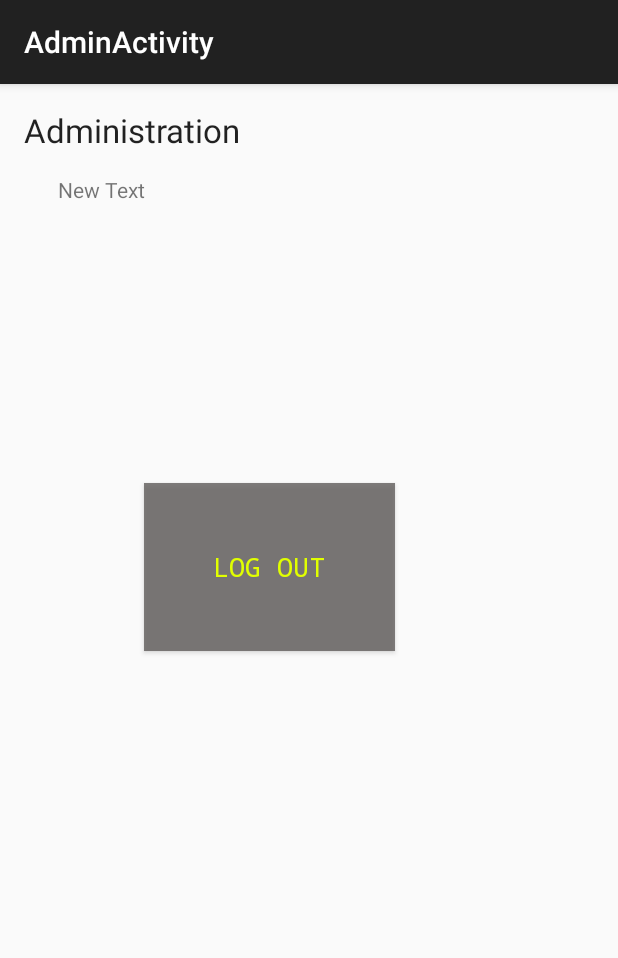
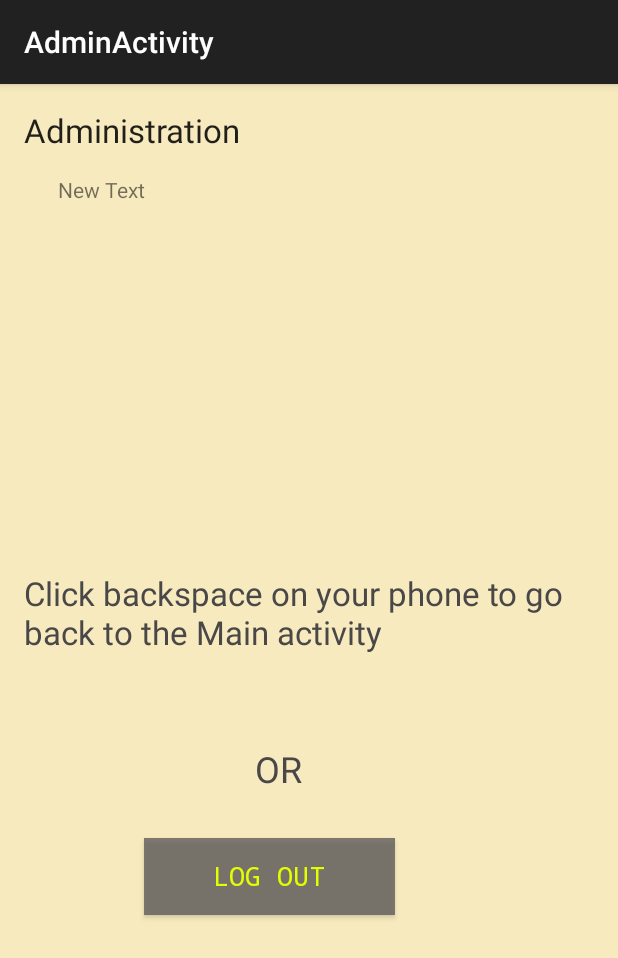
Before and after one commit to Sti2nd/ProjectSauna, an Android app: the AdminActivity screen opened directly, with no data from a screen before it, on a phone screen of 412 x 824 dp. Shown: the top 958 px of the screen. Run offline under Robolectric (Android 15) with nearby library versions, the light colour scheme and no system bars; libraries missing offline, so code that uses them is left out: com.kosalgeek.asynctask.

Commit message:
added navigational buttons. Added colors to buttons

```diff
--- a/Client/App/HotDog/app/src/main/java/com/mycompany/hotdog/LoginActivity.java
+++ b/Client/App/HotDog/app/src/main/java/com/mycompany/hotdog/LoginActivity.java
@@ -118,6 +118,11 @@ public class LoginActivity extends ActionBarActivity implements View.OnClickList
 
     }
 
+    public void onClickCreateAccount(View v) {
+       Intent intent = new Intent(this, RegisterActivity.class);
+       startActivity(intent);
+   }
+
     private boolean validateUsername(String s) {
         return true;
     }
--- a/Client/App/HotDog/app/src/main/java/com/mycompany/hotdog/MainActivity.java
+++ b/Client/App/HotDog/app/src/main/java/com/mycompany/hotdog/MainActivity.java
@@ -103,5 +103,8 @@ public class MainActivity extends ActionBarActivity implements AsyncResponse {
     }
 
 
-
+    public void onClickLogout(View view) {
+        Intent intent = new Intent(this, LoginActivity.class);
+        startActivity(intent);
+    }
 }
--- a/Client/App/HotDog/app/src/main/res/layout/activity_admin.xml
+++ b/Client/App/HotDog/app/src/main/res/layout/activity_admin.xml
@@ -5,7 +5,8 @@
     android:paddingTop="@dimen/activity_vertical_margin"
     android:paddingBottom="@dimen/activity_vertical_margin" tools:context=".AdminActivity"
     android:orientation="vertical"
-    android:weightSum="1">
+    android:weightSum="1"
+    android:background="@drawable/yellow_background">
 
     <TextView
         android:layout_width="wrap_content"
@@ -21,15 +22,33 @@
         android:text="New Text"
         android:id="@+id/textView"
         android:layout_gravity="center_horizontal"
-        android:layout_weight="0.31" />
+        android:layout_weight="0.36" />
+
+    <TextView
+        android:layout_width="wrap_content"
+        android:layout_height="wrap_content"
+        android:text="Click backspace on your phone to go back to the Main activity"
+        android:id="@+id/textView2"
+        android:layout_weight="0.15"
+        android:layout_marginTop="100dp"
+        android:textColor="#494747"
+        android:textSize="22dp" />
+
+    <TextView
+        android:layout_width="wrap_content"
+        android:layout_height="wrap_content"
+        android:text="OR"
+        android:id="@+id/textView3"
+        android:layout_gravity="center_horizontal"
+        android:textColor="#494747"
+        android:layout_marginLeft="-20dp"
+        android:textSize="24dp" />
 
     <Button
         android:layout_width="167dp"
-        android:layout_height="wrap_content"
+        android:layout_height="51dp"
         android:text="Log out"
         android:id="@+id/button"
-        android:layout_marginTop="0dp"
-        android:layout_weight="0.07"
         android:height="70dp"
         android:width="130dp"
         android:textSize="17dp"
@@ -37,7 +56,8 @@
         android:textColor="#e1ff00"
         android:typeface="monospace"
         android:onClick="onClick"
-        android:layout_marginLeft="80dp"/>
+        android:layout_marginLeft="80dp"
+        android:layout_marginTop="30dp"/>
 
 
 </LinearLayout>
--- a/Client/App/HotDog/app/src/main/res/layout/activity_register.xml
+++ b/Client/App/HotDog/app/src/main/res/layout/activity_register.xml
@@ -127,7 +127,9 @@
         android:text="OK"
         android:id="@+id/okButton"
         android:layout_gravity="center_horizontal"
-        android:textColor="#645455"
+        android:background="#cb615e5c"
+        android:textColor="#e1ff00"
+        android:layout_marginTop="15dp"
         android:textStyle="bold"/>
 
     <TextView
@@ -140,6 +142,7 @@
         android:clickable="true"
         android:textColor="#0000EE"
         android:onClick="onClick"
+        android:layout_marginTop="10dp"
         style="white;" />
 
 
```
Also changed, not shown: Client/App/HotDog/app/src/main/res/layout/activity_login.xml (+13 -2 lines), Client/App/HotDog/app/src/main/res/layout/activity_main.xml (+17 -3 lines).
